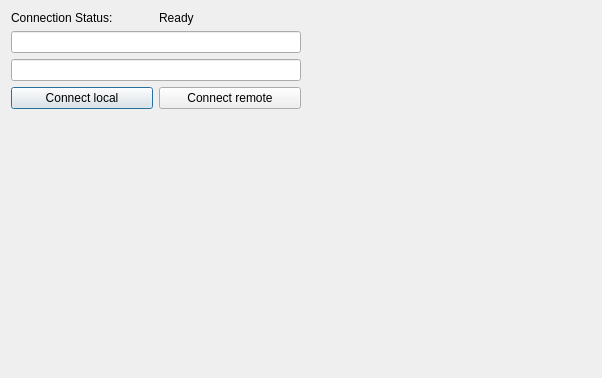
Qt form ui/connectionsettings.ui (fearricepudding/ECUPWN_APP) before a commit.
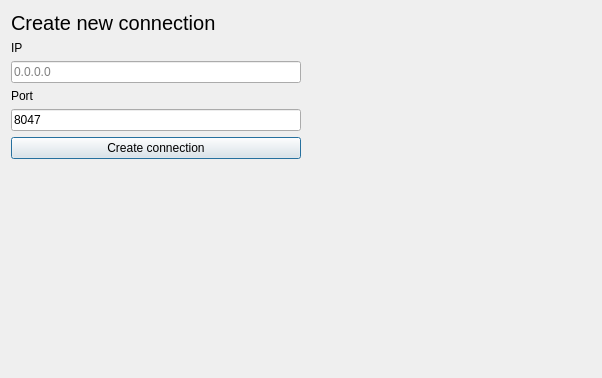
The same form after that commit.

What changed in the file:
```diff
--- a/ui/connectionsettings.ui
+++ b/ui/connectionsettings.ui
@@ -20,39 +20,56 @@
       <layout class="QHBoxLayout" name="horizontalLayout_2">
        <item>
         <widget class="QLabel" name="label">
-         <property name="text">
-          <string>Connection Status: </string>
+         <property name="styleSheet">
+          <string notr="true">font-size:20px;</string>
          </property>
-        </widget>
-       </item>
-       <item>
-        <widget class="QLabel" name="status">
          <property name="text">
-          <string>Ready</string>
+          <string>Create new connection</string>
          </property>
         </widget>
        </item>
       </layout>
      </item>
      <item>
-      <widget class="QLineEdit" name="lineEdit"/>
+      <widget class="QLabel" name="label_2">
+       <property name="text">
+        <string>IP</string>
+       </property>
+      </widget>
      </item>
      <item>
-      <widget class="QLineEdit" name="lineEdit_2"/>
+      <widget class="QLineEdit" name="lineEdit">
+       <property name="styleSheet">
+        <string notr="true"/>
+       </property>
+       <property name="placeholderText">
+        <string>0.0.0.0</string>
+       </property>
+      </widget>
+     </item>
+     <item>
+      <widget class="QLabel" name="label_3">
+       <property name="text">
+        <string>Port</string>
+       </property>
+      </widget>
+     </item>
+     <item>
+      <widget class="QLineEdit" name="lineEdit_2">
+       <property name="text">
+        <string>8047</string>
+       </property>
+       <property name="placeholderText">
+        <string>8047</string>
+       </property>
+      </widget>
      </item>
      <item>
       <layout class="QHBoxLayout" name="horizontalLayout_3">
-       <item>
-        <widget class="QPushButton" name="pushButton">
-         <property name="text">
-          <string>Connect local</string>
-         </property>
-        </widget>
-       </item>
        <item>
         <widget class="QPushButton" name="connectBtn">
          <property name="text">
-          <string>Connect remote</string>
+          <string>Create connection</string>
          </property>
         </widget>
        </item>
```
